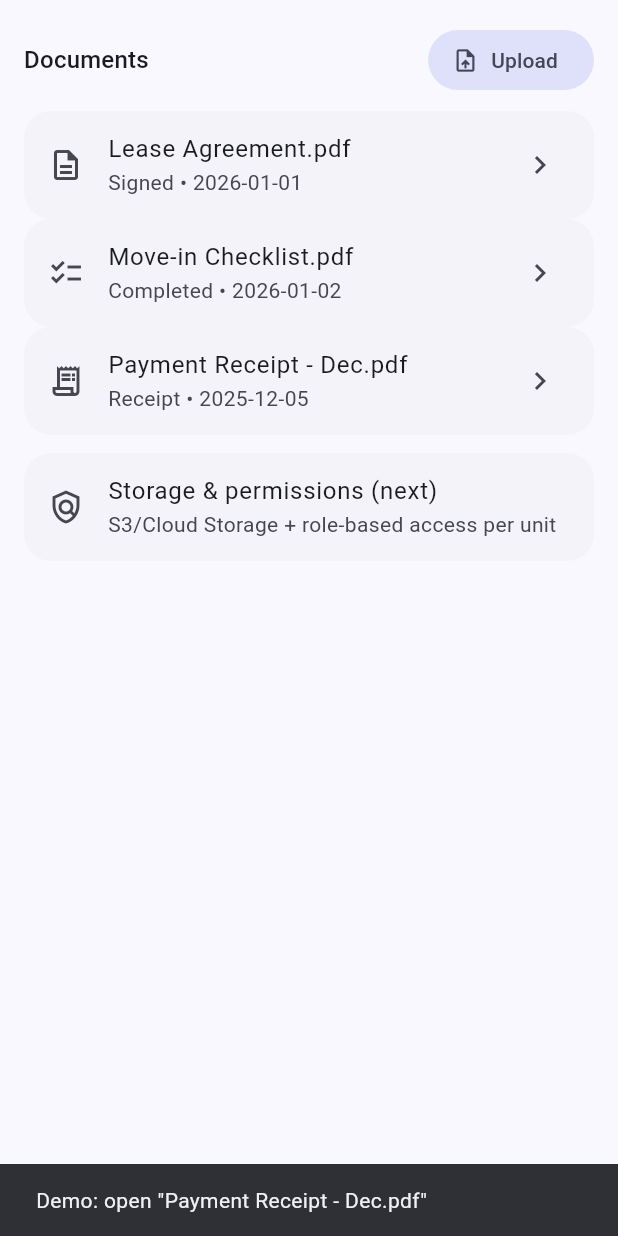
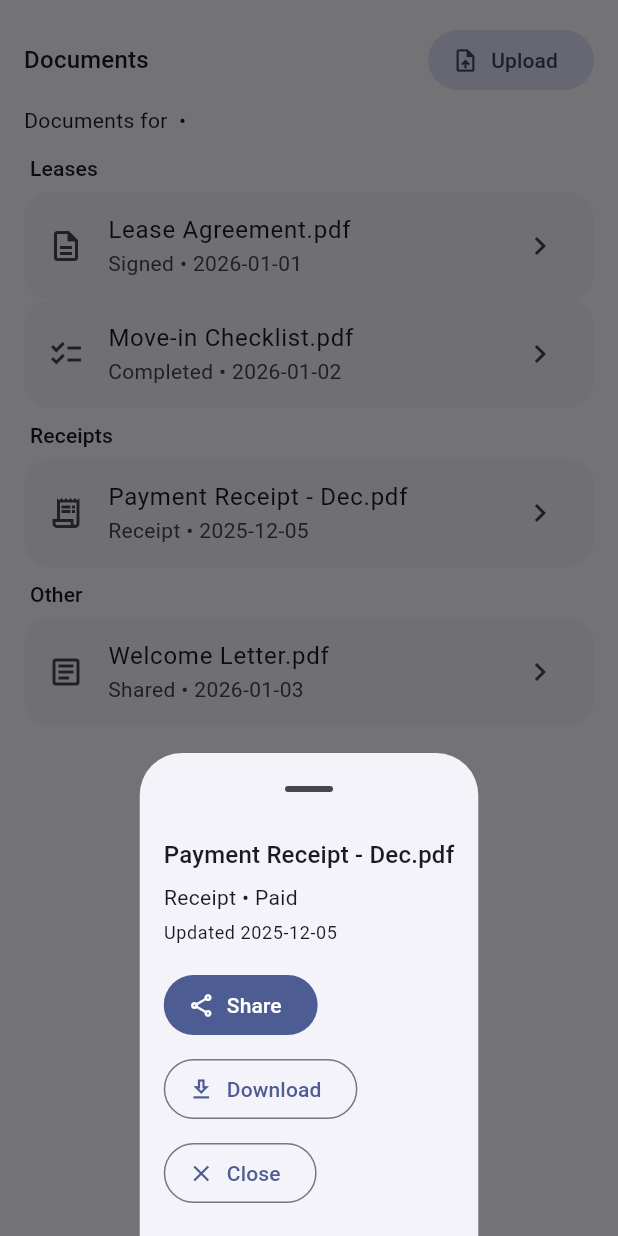
Before and after one commit to imranshishir/AYRNow-Test-VS-UI-1.0, a Flutter app: the DocumentsTab widget shown alone on an empty page, opened directly with empty values, after a tap on "Payment Receipt - Dec.pdf", on a phone screen of 412 x 824 dp. Run offline on Flutter 3.47's test engine with Material 3 defaults, Android fonts, the phone set to English and light mode, and no system bars; our stand-ins replace flutter_riverpod.

Commit message:
Polish unit Documents tab (UX, sections, sheet details)

```diff
--- a/lib/features/landlord/unit/tabs/documents_tab.dart
+++ b/lib/features/landlord/unit/tabs/documents_tab.dart
@@ -8,13 +8,52 @@ class DocumentsTab extends StatelessWidget {
   @override
   Widget build(BuildContext context) {
     final t = Theme.of(context);
+    final propertyName = bundle.propertyName;
+    final unitName = bundle.unitName;
 
     // Demo docs (until backend + storage)
-    final docs = [
-      ('Lease Agreement.pdf', 'Signed • 2026-01-01', Icons.description_outlined),
-      ('Move-in Checklist.pdf', 'Completed • 2026-01-02', Icons.checklist_outlined),
-      ('Payment Receipt - Dec.pdf', 'Receipt • 2025-12-05', Icons.receipt_long_outlined),
+    final leases = <_DocEntry>[
+      _DocEntry(
+        title: 'Lease Agreement.pdf',
+        subtitle: 'Signed • 2026-01-01',
+        icon: Icons.description_outlined,
+        category: 'Lease',
+        status: 'Signed',
+        dateLabel: '2026-01-01',
+      ),
+      _DocEntry(
+        title: 'Move-in Checklist.pdf',
+        subtitle: 'Completed • 2026-01-02',
+        icon: Icons.checklist_outlined,
+        category: 'Lease',
+        status: 'Completed',
+        dateLabel: '2026-01-02',
+      ),
     ];
+
+    final receipts = <_DocEntry>[
+      _DocEntry(
+        title: 'Payment Receipt - Dec.pdf',
+        subtitle: 'Receipt • 2025-12-05',
+        icon: Icons.receipt_long_outlined,
+        category: 'Receipt',
+        status: 'Paid',
+        dateLabel: '2025-12-05',
+      ),
+    ];
+
+    final other = <_DocEntry>[
+      _DocEntry(
+        title: 'Welcome Letter.pdf',
+        subtitle: 'Shared • 2026-01-03',
+        icon: Icons.article_outlined,
+        category: 'Other',
+        status: 'Shared',
+        dateLabel: '2026-01-03',
+      ),
+    ];
+
+    final totalCount = leases.length + receipts.length + other.length;
 
     return ListView(
       padding: const EdgeInsets.fromLTRB(16, 16, 16, 24),
@@ -25,7 +64,7 @@ class DocumentsTab extends StatelessWidget {
             FilledButton.tonalIcon(
               onPressed: () {
                 ScaffoldMessenger.of(context).showSnackBar(
-                  const SnackBar(content: Text('Demo: upload document')),
+                  const SnackBar(content: Text('Upload coming soon.')),
                 );
               },
               icon: const Icon(Icons.upload_file_outlined),
@@ -33,30 +72,173 @@ class DocumentsTab extends StatelessWidget {
             ),
           ],
         ),
-        const SizedBox(height: 10),
-        ...docs.map((d) => Card(
+        const SizedBox(height: 6),
+        Text(
+          'Documents for $propertyName • $unitName',
+          style: t.textTheme.bodyMedium,
+        ),
+        const SizedBox(height: 12),
+        if (totalCount == 0)
+          _EmptyState(onUpload: () {
+            ScaffoldMessenger.of(context).showSnackBar(
+              const SnackBar(content: Text('Upload coming soon.')),
+            );
+          })
+        else ...[
+          ..._buildSection(context, title: 'Leases', docs: leases),
+          const SizedBox(height: 8),
+          ..._buildSection(context, title: 'Receipts', docs: receipts),
+          const SizedBox(height: 8),
+          ..._buildSection(context, title: 'Other', docs: other),
+        ],
+      ],
+    );
+  }
+
+  List<Widget> _buildSection(
+    BuildContext context, {
+    required String title,
+    required List<_DocEntry> docs,
+  }) {
+    final t = Theme.of(context);
+    final section = <Widget>[
+      Padding(
+        padding: const EdgeInsets.only(left: 4, bottom: 6),
+        child: Text(title, style: t.textTheme.titleSmall),
+      ),
+    ];
+
+    if (docs.isEmpty) {
+      section.add(
+        Card(
           child: ListTile(
-                leading: Icon(d.$3),
-                title: Text(d.$1),
-                subtitle: Text(d.$2),
-                trailing: const Icon(Icons.chevron_right),
+            leading: const Icon(Icons.folder_open_outlined),
+            title: Text('No $title yet'),
+            subtitle: const Text('Upload will appear here once available.'),
             onTap: () {
               ScaffoldMessenger.of(context).showSnackBar(
-                    SnackBar(content: Text('Demo: open "${d.$1}"')),
+                const SnackBar(content: Text('Upload coming soon.')),
               );
             },
           ),
-            )),
-        const SizedBox(height: 12),
-        Card(
+        ),
+      );
+    } else {
+      section.addAll(
+        docs.map(
+          (d) => Card(
             child: ListTile(
-            leading: const Icon(Icons.policy_outlined),
-            title: const Text('Storage & permissions (next)'),
-            subtitle: const Text('S3/Cloud Storage + role-based access per unit'),
-            onTap: () {},
+              leading: Icon(d.icon),
+              title: Text(d.title),
+              subtitle: Text(d.subtitle),
+              trailing: const Icon(Icons.chevron_right),
+              onTap: () => _openDocument(context, d),
             ),
           ),
+        ),
+      );
+    }
+
+    return section;
+  }
+
+  void _openDocument(BuildContext context, _DocEntry doc) {
+    showModalBottomSheet(
+      context: context,
+      showDragHandle: true,
+      builder: (_) {
+        final t = Theme.of(context);
+        return Padding(
+          padding: const EdgeInsets.fromLTRB(16, 8, 16, 18),
+          child: Column(
+            mainAxisSize: MainAxisSize.min,
+            crossAxisAlignment: CrossAxisAlignment.start,
+            children: [
+              Text(doc.title, style: t.textTheme.titleMedium),
+              const SizedBox(height: 6),
+              Text('${doc.category} • ${doc.status}', style: t.textTheme.bodyMedium),
+              const SizedBox(height: 6),
+              Text('Updated ${doc.dateLabel}', style: t.textTheme.bodySmall),
+              const SizedBox(height: 16),
+              FilledButton.icon(
+                onPressed: () {
+                  ScaffoldMessenger.of(context).showSnackBar(
+                    const SnackBar(content: Text('Share coming soon.')),
+                  );
+                },
+                icon: const Icon(Icons.share_outlined),
+                label: const Text('Share'),
+              ),
+              const SizedBox(height: 8),
+              OutlinedButton.icon(
+                onPressed: () {
+                  ScaffoldMessenger.of(context).showSnackBar(
+                    const SnackBar(content: Text('Download coming soon.')),
+                  );
+                },
+                icon: const Icon(Icons.download_outlined),
+                label: const Text('Download'),
+              ),
+              const SizedBox(height: 8),
+              OutlinedButton.icon(
+                onPressed: () => Navigator.pop(context),
+                icon: const Icon(Icons.close),
+                label: const Text('Close'),
+              ),
             ],
+          ),
+        );
+      },
     );
   }
 }
+
+class _DocEntry {
+  final String title;
+  final String subtitle;
+  final IconData icon;
+  final String category;
+  final String status;
+  final String dateLabel;
+
+  const _DocEntry({
+    required this.title,
+    required this.subtitle,
+    required this.icon,
+    required this.category,
+    required this.status,
+    required this.dateLabel,
+  });
+}
+
+class _EmptyState extends StatelessWidget {
+  final VoidCallback onUpload;
+  const _EmptyState({required this.onUpload});
+
+  @override
+  Widget build(BuildContext context) {
+    final t = Theme.of(context);
+    return Card(
+      child: Padding(
+        padding: const EdgeInsets.all(16),
+        child: Column(
+          crossAxisAlignment: CrossAxisAlignment.start,
+          children: [
+            Text('No documents yet', style: t.textTheme.titleSmall),
+            const SizedBox(height: 6),
+            Text(
+              'Upload leases, receipts, and other files to keep this unit organized.',
+              style: t.textTheme.bodyMedium,
+            ),
+            const SizedBox(height: 12),
+            OutlinedButton.icon(
+              onPressed: onUpload,
+              icon: const Icon(Icons.upload_file_outlined),
+              label: const Text('Upload (coming soon)'),
+            ),
+          ],
+        ),
+      ),
+    );
+  }
+}
```
Lines whose indentation alone changed are shown as unchanged.
